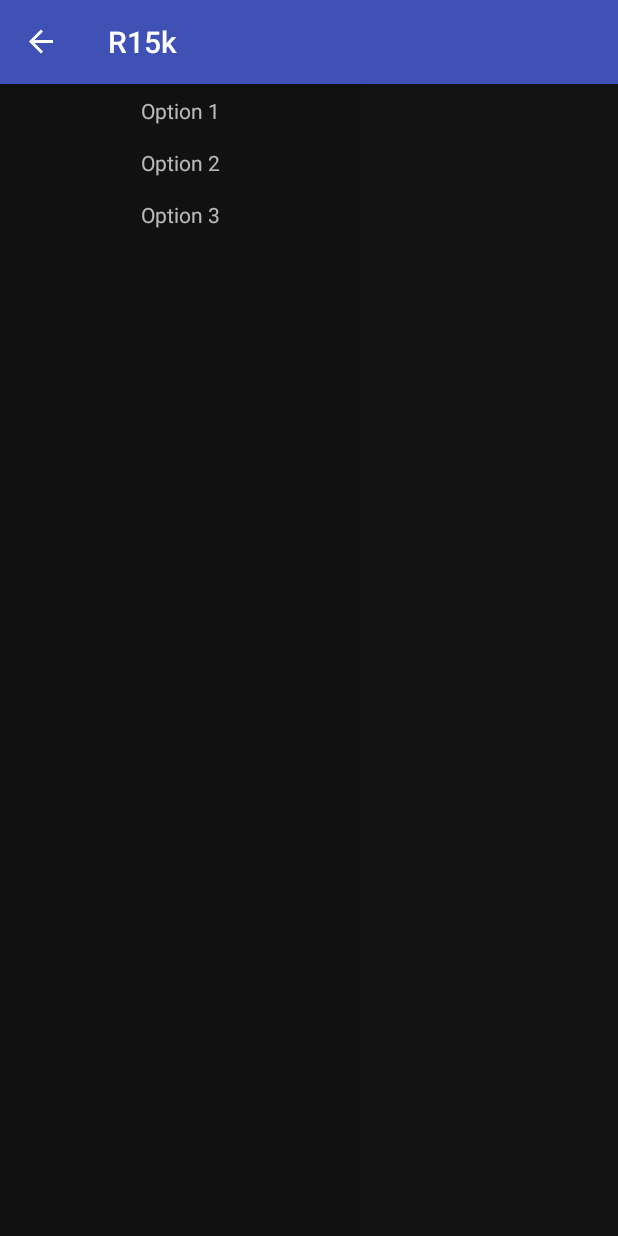
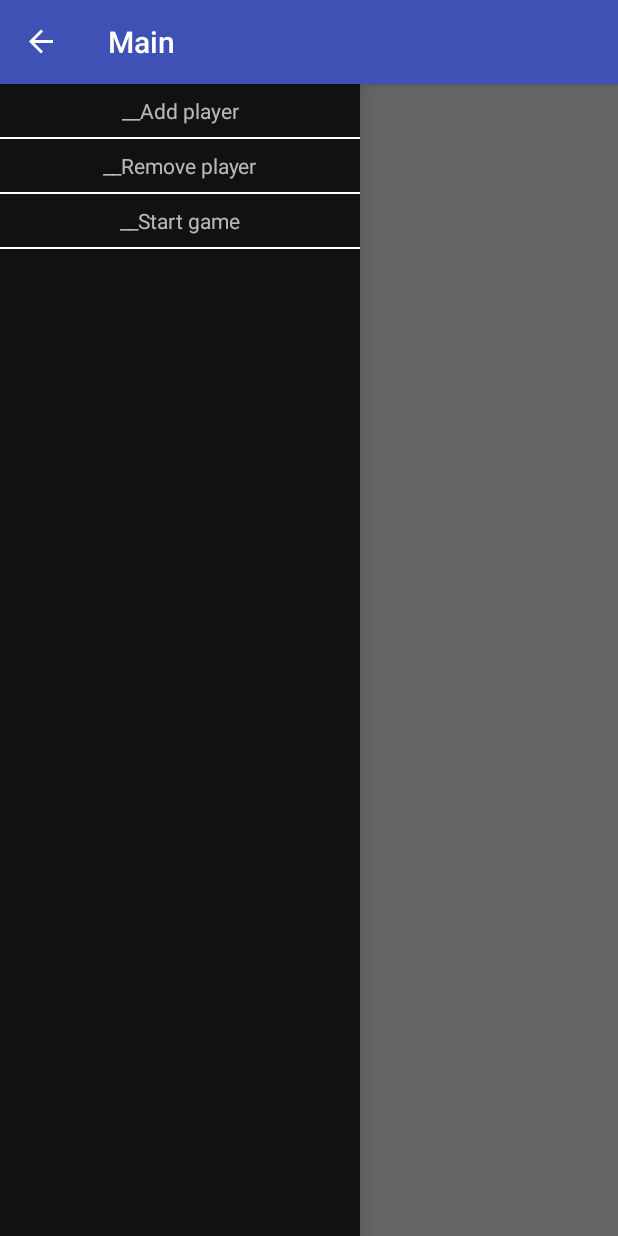
Before and after one commit to Guille88C/r15k, an Android app: the screen it shows after launch (MainActivity), with the side drawer open, on a phone screen of 412 x 824 dp. Run offline under Robolectric (Android 15) with nearby library versions, the phone set to English and light mode, and no system bars.

Commit message:
1. Menu   - MenuItem class is user for the menu options (add player ; start game). 2. Fragment for player list   - A fragment with a recycler view is used to see players that have been added to the game in main activity. 3. GenericRootFragment   - A generic fragment has been added (similar to generic activity).

```diff
--- a/droid/app/build.gradle
+++ b/droid/app/build.gradle
@@ -30,6 +30,7 @@ dependencies {
     testImplementation 'junit:junit:4.12'
     compile 'com.android.support.constraint:constraint-layout:1.0.2'
     compile "org.jetbrains.kotlin:kotlin-stdlib-jre7:$kotlin_version"
+    implementation 'com.android.support:recyclerview-v7:26.0.0-beta1'
 }
 repositories {
     mavenCentral()
--- a/droid/app/src/main/java/com/r15k/glacialware/r15k/views/generic/GenericRootActivity.kt
+++ b/droid/app/src/main/java/com/r15k/glacialware/r15k/views/generic/GenericRootActivity.kt
@@ -8,7 +8,7 @@ import com.r15k.glacialware.r15k.rooting.navigateBackAnimated
 /**
  * Created by Guille on 04/07/2017.
  */
-open abstract class GenericRootActivity constructor(private var anim: Boolean = false) : AppCompatActivity() {
+abstract class GenericRootActivity constructor(private var anim: Boolean = false) : AppCompatActivity() {
     override fun onCreate(savedInstanceState: Bundle?) {
         super.onCreate(savedInstanceState)
 
--- /dev/null
+++ b/droid/app/src/main/java/com/r15k/glacialware/r15k/views/generic/GenericRootFragment.kt
@@ -0,0 +1,27 @@
+package com.r15k.glacialware.r15k.views.generic
+
+import android.os.Bundle
+import android.support.v4.app.Fragment
+import android.view.LayoutInflater
+import android.view.View
+import android.view.ViewGroup
+
+/**
+ * Created by Guille on 09/07/2017.
+ */
+abstract class GenericRootFragment : Fragment() {
+    override fun onCreateView(inflater: LayoutInflater?, container: ViewGroup?, savedInstanceState: Bundle?): View? {
+        super.onCreateView(inflater, container, savedInstanceState)
+
+        if (inflater != null && container != null)
+            return this.inflateView(inflater, container)
+
+        return null
+    }
+
+    override fun onViewCreated(view: View?, savedInstanceState: Bundle?) {
+        super.onViewCreated(view, savedInstanceState)
+    }
+
+    abstract fun inflateView(inflater: LayoutInflater,container: ViewGroup) : View
+}
--- a/droid/app/src/main/java/com/r15k/glacialware/r15k/views/main/MainActivity.kt
+++ b/droid/app/src/main/java/com/r15k/glacialware/r15k/views/main/MainActivity.kt
@@ -2,6 +2,7 @@ package com.r15k.glacialware.r15k.views.main
 
 import android.content.res.Configuration
 import android.os.Bundle
+import android.support.v4.app.FragmentTransaction
 import android.support.v7.app.ActionBar
 import android.support.v7.app.ActionBarDrawerToggle
 import android.view.MenuItem
@@ -64,6 +65,7 @@ class MainActivity : GenericRootActivity(), View.OnClickListener {
     override fun init() {
         this.initToolbar()
         this.initMenu()
+        this.initFragment()
         this.initDB()
     }
     // ==== ---- ====
@@ -75,15 +77,22 @@ class MainActivity : GenericRootActivity(), View.OnClickListener {
     // ==== ---- ====
 
     // ==== PRIVATE ====
+    private fun initFragment() {
+        val s : String = PlayersFragment.TAG
+        val ft : FragmentTransaction = supportFragmentManager.beginTransaction()
+        ft.replace(R.id.activity_main_content_frame, PlayersFragment.newInstance())
+        ft.commit()
+    }
+
     private fun initToolbar() {
         this.setSupportActionBar(myToolbar)
     }
 
     private fun initMenu() {
-        val list : ArrayList<String> = ArrayList()
-        list.add("Option 1")
-        list.add("Option 2")
-        list.add("Option 3")
+        val list : ArrayList<com.r15k.glacialware.r15k.views.main.MenuItem> = ArrayList()
+        list.add(com.r15k.glacialware.r15k.views.main.MenuItem("__Add player"))
+        list.add(com.r15k.glacialware.r15k.views.main.MenuItem("__Remove player"))
+        list.add(com.r15k.glacialware.r15k.views.main.MenuItem("__Start game"))
         val menuAdapter : MenuAdapter = MenuAdapter(this, R.layout.view_drawer_menu_main_item, list)
         leftDrawer.adapter = menuAdapter
 
--- a/droid/app/src/main/java/com/r15k/glacialware/r15k/views/main/MenuAdapter.kt
+++ b/droid/app/src/main/java/com/r15k/glacialware/r15k/views/main/MenuAdapter.kt
@@ -11,7 +11,7 @@ import com.r15k.glacialware.r15k.R
 /**
  * Created by Guille on 07/07/2017.
  */
-class MenuAdapter(context : Context, private var resource : Int, private var list : ArrayList<String>) : ArrayAdapter<String>(context, resource) {
+class MenuAdapter(context : Context, private var resource : Int, private var list : ArrayList<MenuItem>) : ArrayAdapter<MenuItem>(context, resource) {
 
     private class ViewHolder {
         var nameOption : TextView? = null
@@ -23,9 +23,8 @@ class MenuAdapter(context : Context, private var resource : Int, private var lis
 
     override fun getView(position: Int, convertView: View?, parent: ViewGroup?): View {
         val view : View?
-        val item : String = this.list[position]
+        val item : MenuItem = this.list[position]
 
-//        if (item != null) {
         val viewHolder : ViewHolder
         if (convertView == null) {
             viewHolder = ViewHolder()
@@ -41,9 +40,8 @@ class MenuAdapter(context : Context, private var resource : Int, private var lis
         }
 
         if (viewHolder.nameOption != null) {
-                (viewHolder.nameOption as TextView).text = item
+            (viewHolder.nameOption as TextView).text = item.nameOption
         }
-//        }
 
         return view as View
     }
--- /dev/null
+++ b/droid/app/src/main/java/com/r15k/glacialware/r15k/views/main/MenuItem.kt
@@ -0,0 +1,6 @@
+package com.r15k.glacialware.r15k.views.main
+
+/**
+ * Created by Guille on 08/07/2017.
+ */
+class MenuItem constructor(val nameOption : String)
--- /dev/null
+++ b/droid/app/src/main/java/com/r15k/glacialware/r15k/views/main/PlayersFragment.kt
@@ -0,0 +1,30 @@
+package com.r15k.glacialware.r15k.views.main
+
+import android.os.Bundle
+import android.view.LayoutInflater
+import android.view.View
+import android.view.ViewGroup
+import com.r15k.glacialware.r15k.R
+import com.r15k.glacialware.r15k.views.generic.GenericRootFragment
+
+/**
+ * Created by Guille on 09/07/2017.
+ */
+class PlayersFragment : GenericRootFragment() {
+    companion object {
+        @JvmStatic
+        val TAG : String = this :: class.java.canonicalName
+
+        @JvmStatic
+        fun newInstance() : PlayersFragment {
+            val f = PlayersFragment()
+            val args = Bundle()
+            f.arguments = args
+            return f
+        }
+    }
+
+    override fun inflateView(inflater: LayoutInflater, container: ViewGroup): View {
+        return inflater.inflate(R.layout.fragment_players, container, false)
+    }
+}
--- a/droid/app/src/main/res/layout/activity_main.xml
+++ b/droid/app/src/main/res/layout/activity_main.xml
@@ -22,17 +22,18 @@
 
         <!-- The main content view -->
         <FrameLayout
-            android:id="@+id/contentFrame"
+            android:id="@+id/activity_main_content_frame"
             android:layout_width="match_parent"
-            android:layout_height="match_parent" />
+            android:layout_height="match_parent"
+            android:background="@android:color/white"/>
         <!-- The navigation drawer -->
         <ListView android:id="@+id/leftDrawer"
             android:layout_width="240dp"
             android:layout_height="match_parent"
             android:layout_gravity="start"
             android:choiceMode="singleChoice"
-            android:divider="@android:color/transparent"
-            android:dividerHeight="0dp"
+            android:divider="@android:color/white"
+            android:dividerHeight="1dp"
             android:background="#111"/>
     </android.support.v4.widget.DrawerLayout>
 </LinearLayout>
```
Also changed, not shown: droid/app/src/main/AndroidManifest.xml (+8 -3 lines), droid/app/src/main/res/layout/fragment_players.xml (added, +20 -0 lines). Lines whose indentation alone changed are shown as unchanged.
